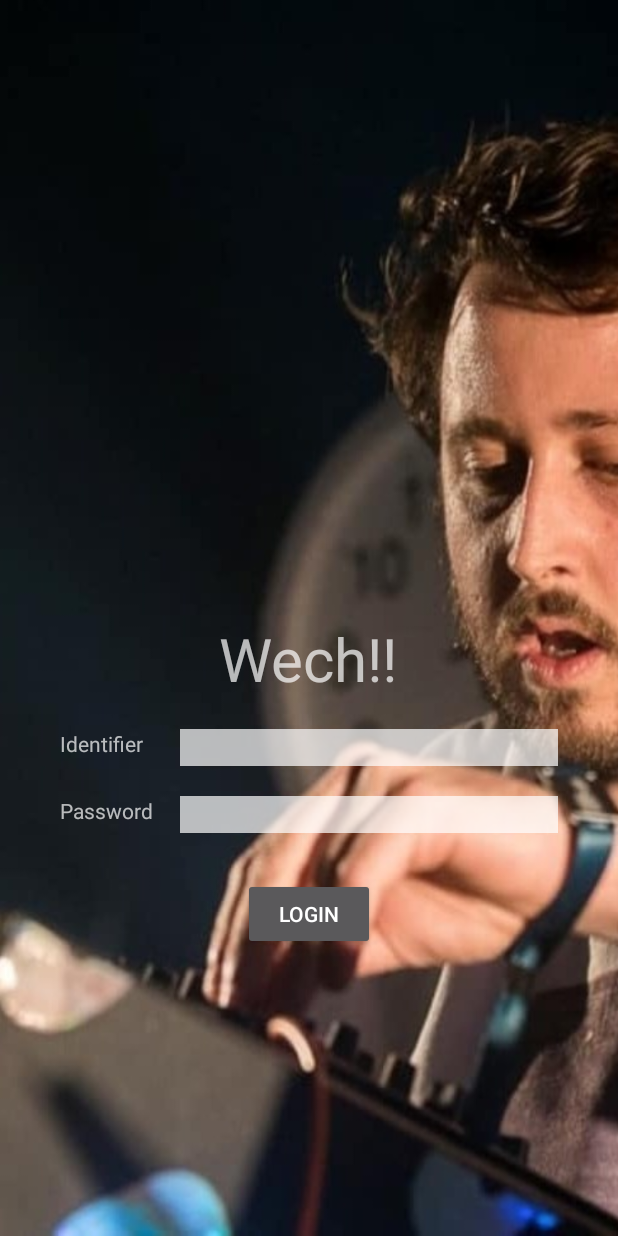
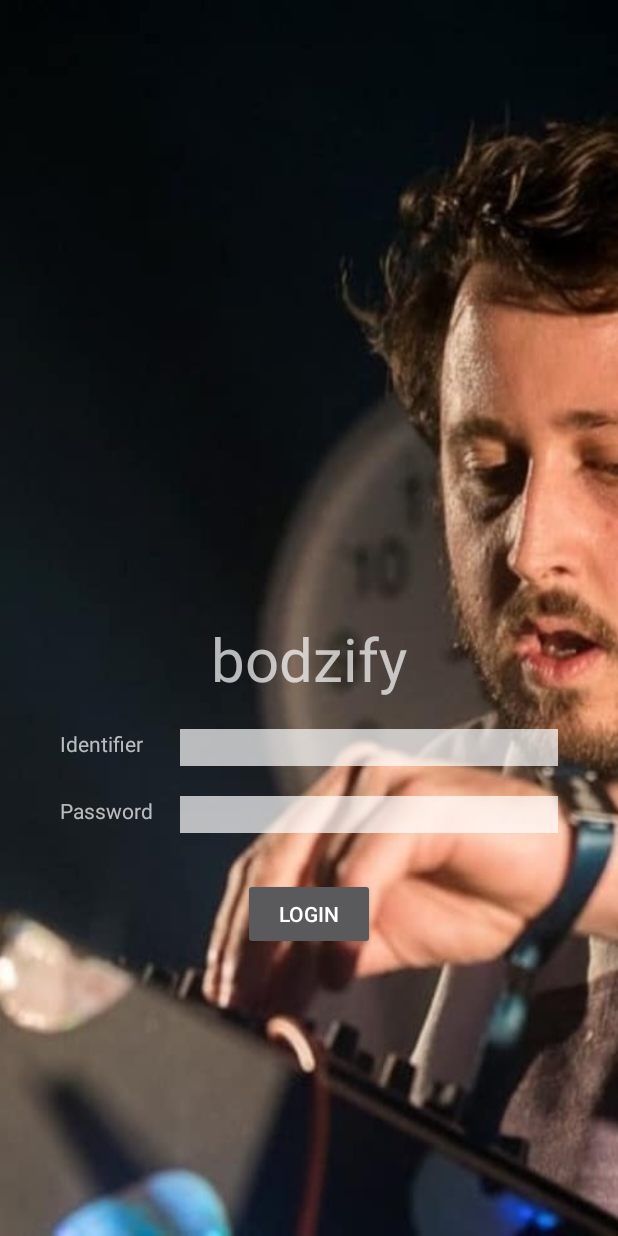
Before and after one commit to Andreas-Garcia/bodzify-kotlin-app, an Android app: the screen it shows after launch (MainActivity), after a tap on "LOGIN", on a phone screen of 412 x 824 dp. Run offline under Robolectric (Android 15) with nearby library versions, the phone set to English and light mode, and no system bars.

```diff
--- a/app/src/main/java/com/bodzify/api/ApiInterface.kt
+++ b/app/src/main/java/com/bodzify/api/ApiInterface.kt
@@ -1,5 +1,6 @@
 package com.bodzify.api
 
+import com.bodzify.dto.SongUpdateDTO
 import com.bodzify.dto.JWTTokenAccessDTO
 import com.bodzify.dto.ResponseJSON
 import com.bodzify.model.MineSong
@@ -28,11 +29,12 @@ interface ApiInterface {
         @Path("username") username: String?
     ): Response<ResponseJSON<MutableList<LibrarySong>>>
 
-    @PUT("users/{username}/song/{song_id}")
+    @PUT("users/{username}/songs/{song_id}/")
     suspend fun updateSong(
         @Header("Authorization") authorization: String,
-        @Path("username") username: String?,
-        @Path("song_id") songId: String?
+        @Path("username") username: String,
+        @Path("song_id") songId: String,
+        @Body updateSongRequestBody: SongUpdateDTO
     ): Response<LibrarySong>
 
     @GET("mine/songs/")
--- a/app/src/main/java/com/bodzify/model/LibrarySong.kt
+++ b/app/src/main/java/com/bodzify/model/LibrarySong.kt
@@ -13,7 +13,7 @@ data class LibrarySong (
     val album: String?,
     val genre: String?,
     val duration: String,
-    val rating: String?,
+    val rating: Int?,
     val language: String?,
     val releasedOn: String?,
     val addedOn: String
--- a/app/src/main/res/values/strings.xml
+++ b/app/src/main/res/values/strings.xml
@@ -3,6 +3,7 @@
     <string name="app_label">bodzify</string>
 
     <string name="api_base_url">https://bodzify.com</string>
+
     <string name="api_data_name">data</string>
 
     <string name="api_auth_username_field">username</string>
@@ -10,11 +11,12 @@
     <string name="api_auth_bearer_format">Bearer %s</string>
     <string name="api_auth_refresh_refresh_field">refresh</string>
 
-    <string name="api_mine_songs_source_myfreemp_value">myfreemp3</string>
+    <string name="api_mine_song_source_myfreemp_value">myfreemp3</string>
     <string name="api_mine_song_url">url</string>
     <string name="api_mine_song_title">title</string>
     <string name="api_mine_song_artist">artist</string>
     <string name="api_mine_song_released_on">date</string>
+    <string name="api_mine_song_duration">duration</string>
 
     <string name="search_hint">Search song, artist</string>
     <string name="error_occurred_label">Error Occurred: </string>
@@ -22,7 +24,7 @@
     <string name="add_button_label">Add</string>
     <string name="no_results">No results</string>
     <string name="settings">Settings</string>
-    <string name="welcome_title">Wech!!</string>
+    <string name="welcome_title">bodzify</string>
     <string name="username">Identifier</string>
     <string name="password">Password</string>
     <string name="login_button">Login</string>
@@ -30,7 +32,6 @@
 
     <string name="library_song_sync_button_label">Sync</string>
     <string name="rating_content_description">Rating</string>
-    <string name="bpm_api_songs_external_download_duration">duration</string>
     <string name="save">Save</string>
     <string name="cancel">Cancel</string>
     <string name="added_on">Added on</string>
--- a/settings.gradle
+++ b/settings.gradle
@@ -12,5 +12,5 @@ dependencyResolutionManagement {
         mavenCentral()
     }
 }
-rootProject.name = "447bpm"
+rootProject.name = "bodzify"
 include ':app'
```
Also changed, not shown: app/src/main/java/com/bodzify/activity/SongEditionActivity.kt (+31 -1 lines), app/src/main/java/com/bodzify/api/ApiManager.kt (+7 -6 lines), app/src/main/java/com/bodzify/dto/SongUpdateDTO.kt (added, +10 -0 lines).
